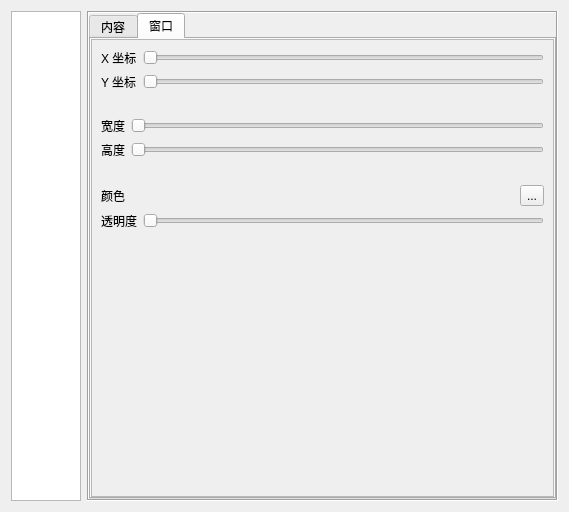
GTA5Oracle/EliteSpeedrunTool, file EliteSpeedrunTool/SettingDialog.ui: the form before one commit.
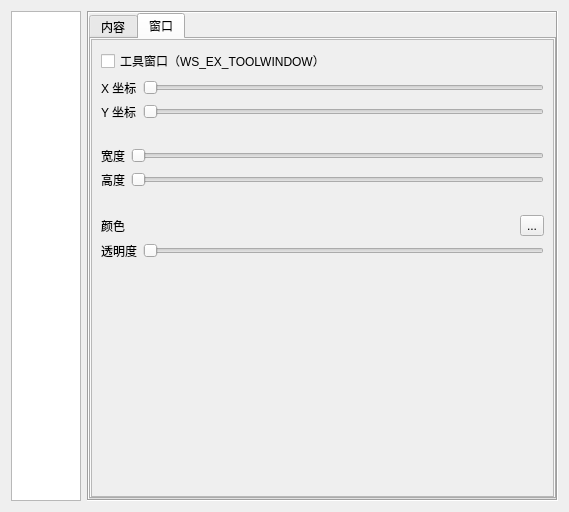
The form after the commit. The open tabs and pages were chosen to show the change. Icons and pictures are not drawn.

Commit message: [feature] Support configuring whether to show the Info Display window as a "tool window" (for recording the window in OBS)

What changed in the file:
```diff
--- a/EliteSpeedrunTool/SettingDialog.ui
+++ b/EliteSpeedrunTool/SettingDialog.ui
@@ -519,11 +519,22 @@
                <rect>
                 <x>0</x>
                 <y>0</y>
-                <width>98</width>
-                <height>226</height>
+                <width>465</width>
+                <height>459</height>
                </rect>
               </property>
               <layout class="QVBoxLayout" name="verticalLayout_7">
+               <item>
+                <layout class="QHBoxLayout" name="horizontalLayout_3">
+                 <item>
+                  <widget class="QCheckBox" name="cbDisplayInfoToolWindow">
+                   <property name="text">
+                    <string>工具窗口（WS_EX_TOOLWINDOW）</string>
+                   </property>
+                  </widget>
+                 </item>
+                </layout>
+               </item>
                <item>
                 <layout class="QHBoxLayout" name="_10">
                  <item>
```
Left out of the diff: 16 changed lines with no effect on the pictures. The commit also changes 9 other files.
